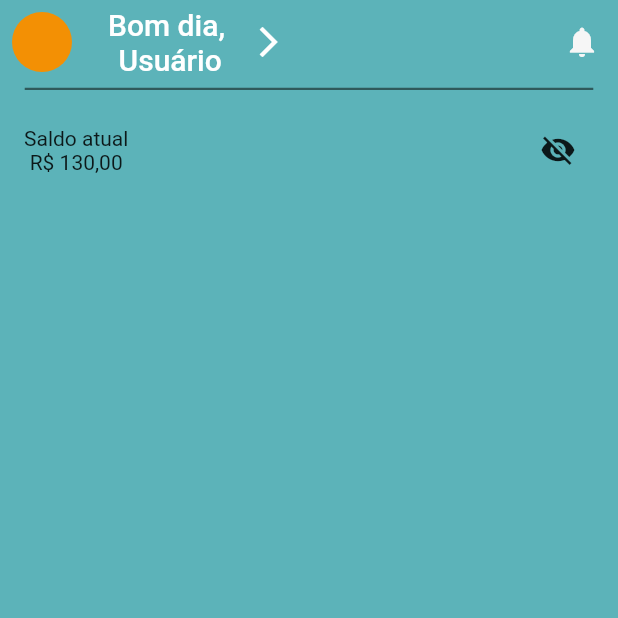
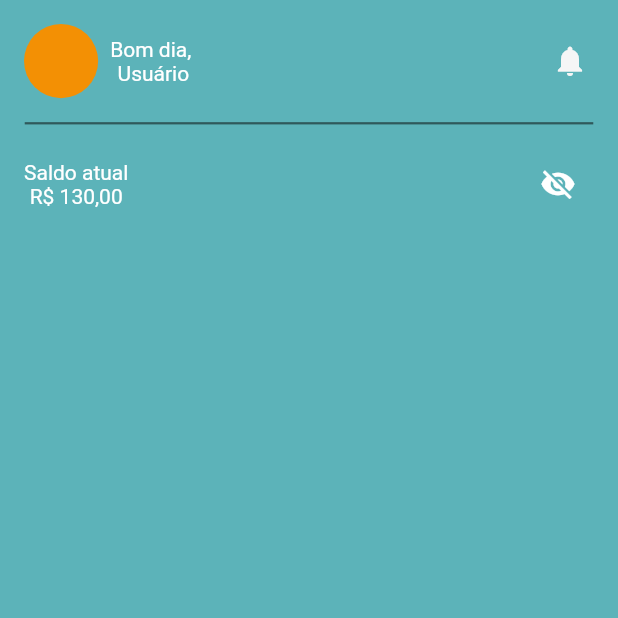
Before and after one commit to proz-tecnologia/PIT01GP07, a Flutter app: the screen it shows after launch, on a phone screen of 412 x 824 dp, the top half of it. Run offline on Flutter 3.47's test engine with Material 2 defaults, Android fonts, the phone set to English and light mode, and no system bars; our stand-ins replace google_fonts; Roboto replaces fonts that are missing (Inder).

Commit message:
refactor: Update to Profile Bar, adding Google Fonts and update user photo size

```diff
--- a/lib/app.dart
+++ b/lib/app.dart
@@ -1,5 +1,7 @@
 import 'package:flutter/material.dart';
+import 'package:google_fonts/google_fonts.dart';
 
+import 'design_system/colors.dart';
 import 'pages/splashscreen/splashscreen.dart';
 
 class MyApp extends StatelessWidget {
@@ -10,7 +12,11 @@ class MyApp extends StatelessWidget {
     return MaterialApp(
       debugShowCheckedModeBanner: false,
       theme: ThemeData(
-        scaffoldBackgroundColor: const Color(0xff5cb3b9),
+        iconTheme: const IconThemeData(
+          color: AppColors.primaryIconColor,
+        ),
+        textTheme: GoogleFonts.inderTextTheme(),
+        scaffoldBackgroundColor: AppColors.backgroudColor,
         elevatedButtonTheme: ElevatedButtonThemeData(
             style: ButtonStyle(
           backgroundColor: MaterialStateProperty.all(const Color(0xff3b3d53)),
--- a/lib/pages/cash_balance_bar/cash_balance_bar.dart
+++ b/lib/pages/cash_balance_bar/cash_balance_bar.dart
@@ -1,7 +1,6 @@
 import 'package:flutter/material.dart';
-import 'package:flutter/src/widgets/container.dart';
-import 'package:flutter/src/widgets/framework.dart';
-import 'package:flutter/widgets.dart';
+
+import '../../design_system/colors.dart';
 
 class CashBalanceBar extends StatefulWidget {
   const CashBalanceBar({super.key});
@@ -24,9 +23,17 @@ class _CashBalanceBarState extends State<CashBalanceBar> {
         children: [
           Column(
             children: [
-              const Text('Saldo atual'),
+              const Text(
+                'Saldo atual',
+                style: TextStyle(
+                  color: AppColors.primarytextColor,
+                ),
+              ),
               Text(
                 'R\$ $balanceText',
+                style: const TextStyle(
+                  color: AppColors.primarytextColor,
+                ),
               ),
             ],
           ),
--- a/lib/pages/homescreen/homescreen.dart
+++ b/lib/pages/homescreen/homescreen.dart
@@ -1,6 +1,6 @@
 import 'package:flutter/material.dart';
 
-import '../../widgets/appbar/appbar.dart';
+import '../../widgets/profile_bar/profilebar.dart';
 import '../cash_balance_bar/cash_balance_bar.dart';
 
 class HomeScreen extends StatefulWidget {
@@ -14,11 +14,16 @@ class _HomeScreenState extends State<HomeScreen> {
   @override
   Widget build(BuildContext context) {
     return Scaffold(
-      appBar: const MyAppBar(),
       body: SingleChildScrollView(
         child: Column(
-          children: const [
-            CashBalanceBar(),
+          children: [
+            const ProfileBar(),
+            Container(
+              color: const Color(0xff2f595b),
+              height: 1.5,
+              width: MediaQuery.of(context).size.width * 0.92,
+            ),
+            const CashBalanceBar(),
           ],
         ),
       ),
--- a/lib/widgets/user_photo/userphoto.dart
+++ b/lib/widgets/user_photo/userphoto.dart
@@ -8,6 +8,8 @@ class UserPhoto extends StatelessWidget {
     return Padding(
       padding: const EdgeInsets.all(8.0),
       child: Container(
+        width: MediaQuery.of(context).size.width * 0.12,
+        height: MediaQuery.of(context).size.width * 0.12,
         decoration: const BoxDecoration(
           color: Color(0xfff39004),
           borderRadius: BorderRadius.all(
--- a/pubspec.yaml
+++ b/pubspec.yaml
@@ -36,6 +36,7 @@ dependencies:
   # The following adds the Cupertino Icons font to your application.
   # Use with the CupertinoIcons class for iOS style icons.
   cupertino_icons: ^1.0.2
+  google_fonts: ^3.0.1
 
 dev_dependencies:
   flutter_test:
```
Also changed, not shown: pubspec.lock, 1 other file.
